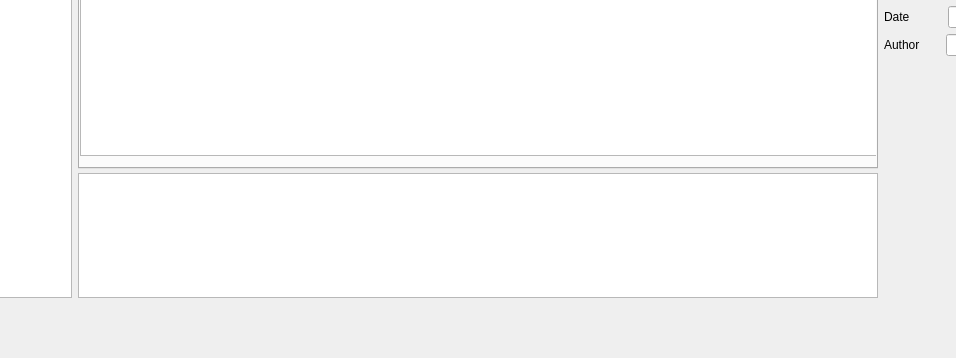
Before: the Qt Designer form mainwindow.ui in AnthonyChiavelli/GitVisualizationTool, drawn with Qt 5; both pictures show x 102 to 1058 and y 400 to 758 of the 1262 by 758 pixel window.
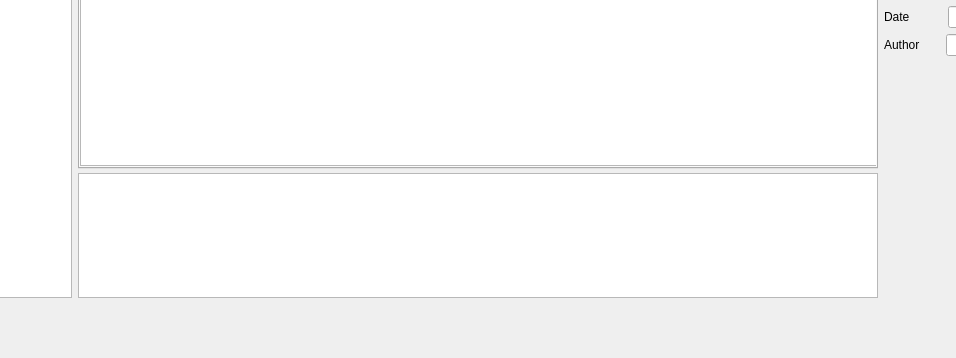
After: the same form once the commit is applied. The open tabs and pages were chosen to show the change. Icons and pictures are not drawn.

Commit message: commit before merge. slight tweaks

Patch:
```diff
--- a/mainwindow.ui
+++ b/mainwindow.ui
@@ -70,7 +70,7 @@
              <x>0</x>
              <y>-20</y>
              <width>801</width>
-             <height>481</height>
+             <height>491</height>
             </rect>
            </property>
           </widget>
```
Left out of the diff: 24 changed lines with no effect on the pictures. The commit also changes 2 other files.
